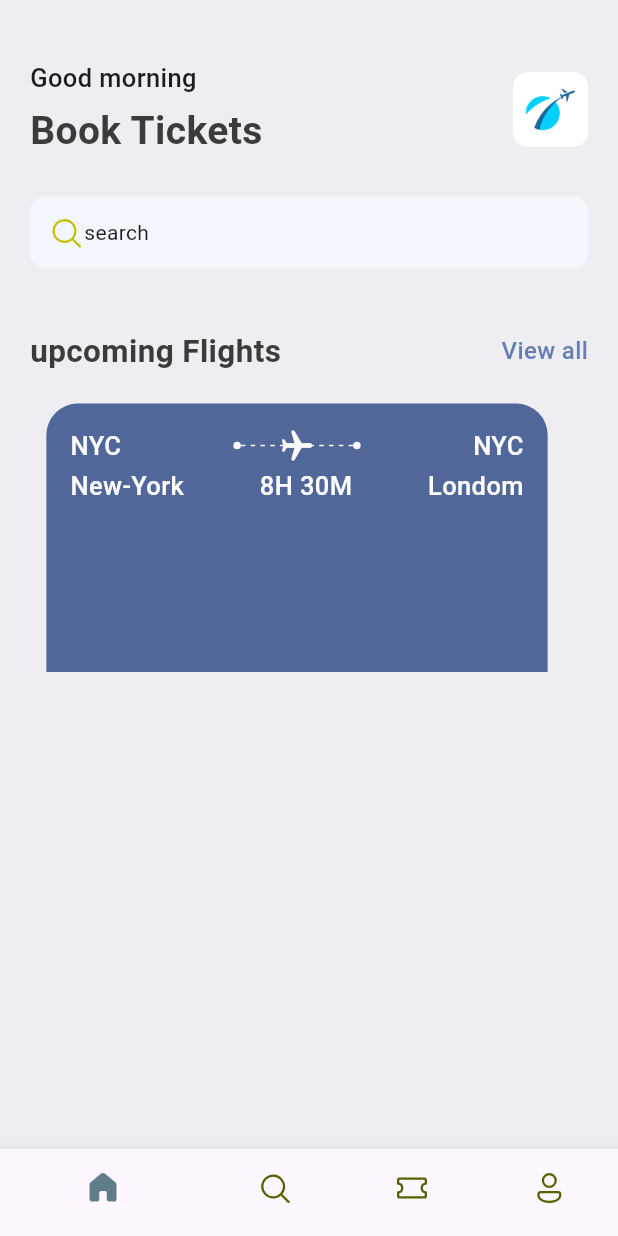
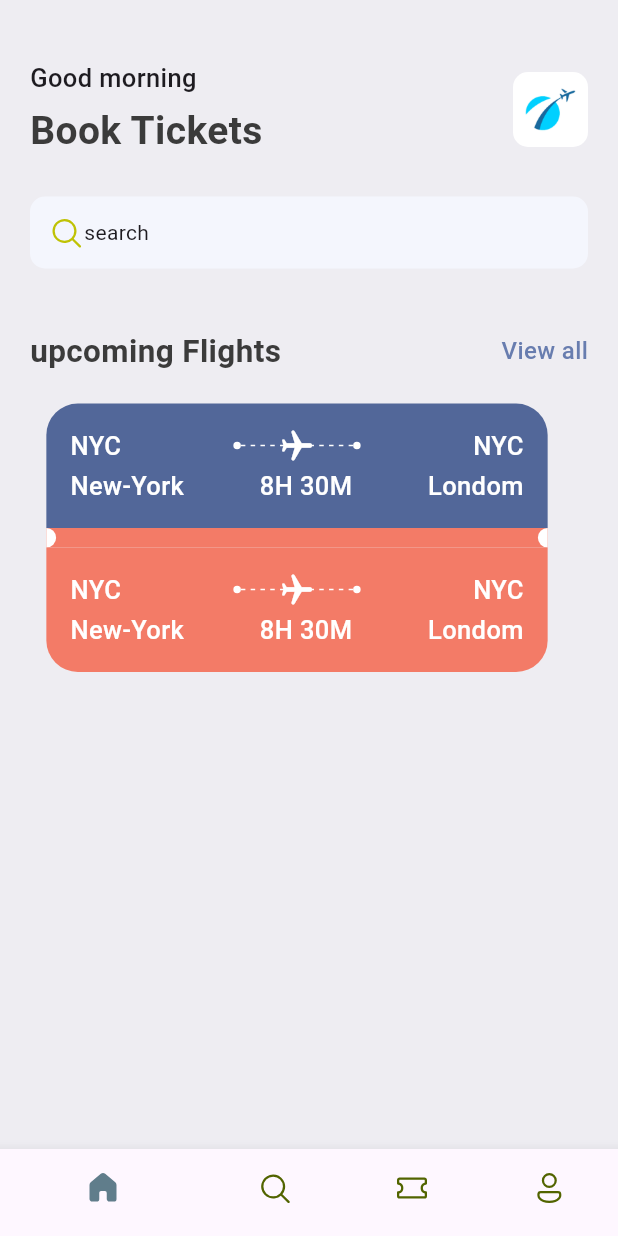
Before and after one commit to 4727yesuraju/ticket-app, a Flutter app: the screen it shows after launch, on a phone screen of 412 x 824 dp. Run offline on Flutter 3.47's test engine with Material 3 defaults, Android fonts, the phone set to English and light mode, and no system bars; our stand-ins replace fluentui_icons.

Commit message:
end circles are completed

```diff
--- a/lib/base/res/styles/app_styles.dart
+++ b/lib/base/res/styles/app_styles.dart
@@ -7,6 +7,7 @@ class AppStyles {
   static Color bgColor = const Color(0xFFeeedf2);
   static Color textColor = const Color(0xff3b3b3b);
   static Color ticketBlue = const Color(0xFF526799);
+  static Color ticketOrange = const Color(0xFFF37B67);
 
   static TextStyle headLineStyle = TextStyle( //dinamic widget due to it depend's on textColor
       fontSize : 16,
--- a/lib/base/widgets/app_layoutbuilder_widget.dart
+++ b/lib/base/widgets/app_layoutbuilder_widget.dart
@@ -7,11 +7,10 @@ class AppLayoutbuilderWidget extends StatelessWidget {
   @override
   Widget build(BuildContext context) {
     return LayoutBuilder(builder: (BuildContext context, BoxConstraints constraints){
-      print("${constraints.constrainWidth()}");
       return Flex(
         mainAxisAlignment : MainAxisAlignment.spaceBetween,
         direction : Axis.horizontal,
-        children: List.generate((constraints.constrainWidth()/randomDivider).floor(), (index)=>SizedBox(
+        children: List.generate((constraints.constrainWidth()/randomDivider).floor(), (index)=>const SizedBox(
           width : 3, height : 1, child : DecoratedBox(
             decoration: BoxDecoration(
               color : Colors.white
--- /dev/null
+++ b/lib/base/widgets/big_circle.dart
@@ -0,0 +1,26 @@
+import 'package:flutter/material.dart';
+
+class BigCircle extends StatelessWidget {
+  final bool isRight;
+  const BigCircle({super.key, required this.isRight});
+
+  @override
+  Widget build(BuildContext context) {
+    return  SizedBox(
+                     height : 13,
+                     width : 6.5,
+                     child : DecoratedBox(
+                      decoration: BoxDecoration(
+                         color : Colors.white,
+                         borderRadius : isRight==true ? const BorderRadius.only(
+                           topLeft: Radius.circular(6.5),
+                           bottomLeft : Radius.circular(6.5)
+                         ) : const BorderRadius.only(
+                           topRight: Radius.circular(6.5),
+                           bottomRight : Radius.circular(6.5)
+                         )
+                      )
+                    )
+    );
+  }
+}
--- a/lib/base/widgets/ticket_view.dart
+++ b/lib/base/widgets/ticket_view.dart
@@ -1,6 +1,7 @@
 import 'package:flutter/material.dart';
 import 'package:ticket_app/base/res/styles/app_styles.dart';
 import 'package:ticket_app/base/widgets/app_layoutbuilder_widget.dart';
+import 'package:ticket_app/base/widgets/big_circle.dart';
 import 'package:ticket_app/base/widgets/big_dot.dart';
 
 class TicketView extends StatelessWidget {
@@ -14,7 +15,9 @@ class TicketView extends StatelessWidget {
       height : 179,
       child : Container(
         margin : const  EdgeInsets.only(right : 16),
-        child: Container(
+        child : Column(
+          children: [
+            Container(
                 padding : const EdgeInsets.all(16),
                 decoration : BoxDecoration(
                   color : AppStyles.ticketBlue,
@@ -70,8 +73,78 @@ class TicketView extends StatelessWidget {
                     )
                   ]
               )
+            ),
+            Container(
+              color : AppStyles.ticketOrange,
+              child : Row(
+                children: [
+                   BigCircle(isRight : false),
+                   Expanded(
+                    child:Container() ,
+                   ),
+                   BigCircle(isRight : true),
+                ],
+              )
+            ),
+            Container(
+                padding : const EdgeInsets.all(16),
+                decoration :  BoxDecoration(
+                  color : AppStyles.ticketOrange,
+                  borderRadius: const BorderRadius.only(bottomLeft: Radius.circular(21),bottomRight: Radius.circular(21))
+                ),
+                child : Column(
+                  children : [
+                    Row(
+                      children : [
+                        Text(
+                          "NYC",
+                          style : AppStyles.headLineStyle3.copyWith(color : Colors.white)
+                          ),
+                          Expanded(child : Container()),
+                          const BigDot(),
+                          Expanded(child : Stack(
+                            children: [
+                              const SizedBox(
+                                height : 24,
+                                child:AppLayoutbuilderWidget(randomDivider: 6,),
+                              ),
+                              Center(child : Transform.rotate(angle : 1.57,
+                              child : const Icon(Icons.local_airport_rounded,color : Colors.white)),)
 
+                            ],
+                          )),
+                          const BigDot(),
+                          Expanded(child : Container()),
+                        Text(
+                          "NYC",
+                          style : AppStyles.headLineStyle3.copyWith(color : Colors.white)
                           ),
+                      ]
+                    ),
+                    const SizedBox(height : 3),
+                    Row(
+                      children : [
+                        Text(
+                          "New-York",
+                          style : AppStyles.headLineStyle3.copyWith(color : Colors.white)
+                          ),
+                          Expanded(child : Container()),
+                          Text(
+                          "8H 30M",
+                          style : AppStyles.headLineStyle3.copyWith(color : Colors.white)
+                          ),
+                          Expanded(child : Container()),
+                        Text(
+                          "Londom",
+                          style : AppStyles.headLineStyle3.copyWith(color : Colors.white)
+                          ),
+                      ]
+                    )
+                  ]
+              )
+            )
+          ]
+        )
       )
     );
   }
```
Lines whose indentation alone changed are shown as unchanged.
